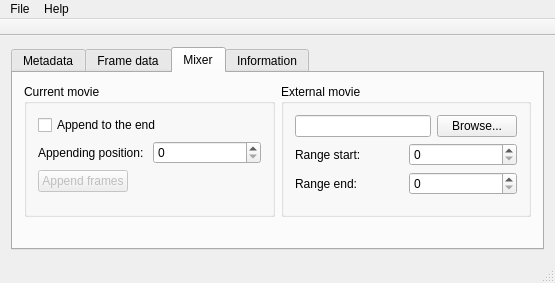
Qt form ui/app.ui (WST/gmvprop) before a commit.
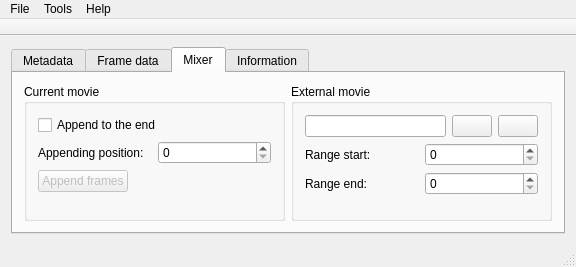
The same form after that commit. The open tabs and pages were chosen to show the change. Icons and pictures are not drawn.

Commit message: New menu items with dummy actions

```diff
--- a/ui/app.ui
+++ b/ui/app.ui
@@ -6,8 +6,8 @@
    <rect>
     <x>0</x>
     <y>0</y>
-    <width>555</width>
-    <height>283</height>
+    <width>576</width>
+    <height>264</height>
    </rect>
   </property>
   <property name="windowTitle">
@@ -259,7 +259,22 @@
                  <item>
                   <widget class="QPushButton" name="pushButton_2">
                    <property name="text">
-                    <string>Browse...</string>
+                    <string/>
+                   </property>
+                   <property name="icon">
+                    <iconset resource="../res/resources.qrc">
+                     <normaloff>:/document-open.png</normaloff>:/document-open.png</iconset>
+                   </property>
+                  </widget>
+                 </item>
+                 <item>
+                  <widget class="QPushButton" name="pushButton">
+                   <property name="text">
+                    <string/>
+                   </property>
+                   <property name="icon">
+                    <iconset resource="../res/resources.qrc">
+                     <normaloff>:/document-close.png</normaloff>:/document-close.png</iconset>
                    </property>
                   </widget>
                  </item>
@@ -305,36 +320,6 @@
           </item>
          </layout>
         </item>
-        <item>
-         <layout class="QHBoxLayout" name="horizontalLayout_2">
-          <item>
-           <spacer name="horizontalSpacer">
-            <property name="orientation">
-             <enum>Qt::Horizontal</enum>
-            </property>
-            <property name="sizeHint" stdset="0">
-             <size>
-              <width>40</width>
-              <height>20</height>
-             </size>
-            </property>
-           </spacer>
-          </item>
-          <item>
-           <spacer name="horizontalSpacer_2">
-            <property name="orientation">
-             <enum>Qt::Horizontal</enum>
-            </property>
-            <property name="sizeHint" stdset="0">
-             <size>
-              <width>40</width>
-              <height>20</height>
-             </size>
-            </property>
-           </spacer>
-          </item>
-         </layout>
-        </item>
        </layout>
       </widget>
       <widget class="QWidget" name="tab_3">
@@ -360,7 +345,7 @@
     <rect>
      <x>0</x>
      <y>0</y>
-     <width>555</width>
+     <width>576</width>
      <height>18</height>
     </rect>
    </property>
@@ -380,7 +365,14 @@
     </property>
     <addaction name="actionAbout"/>
    </widget>
+   <widget class="QMenu" name="menuTools">
+    <property name="title">
+     <string>Tools</string>
+    </property>
+    <addaction name="actionOptions"/>
+   </widget>
    <addaction name="menuFile"/>
+   <addaction name="menuTools"/>
    <addaction name="menuHelp"/>
   </widget>
   <widget class="QToolBar" name="toolbar">
```
Left out of the diff: 17 changed lines with no effect on the pictures. The commit also changes 2 other files.
